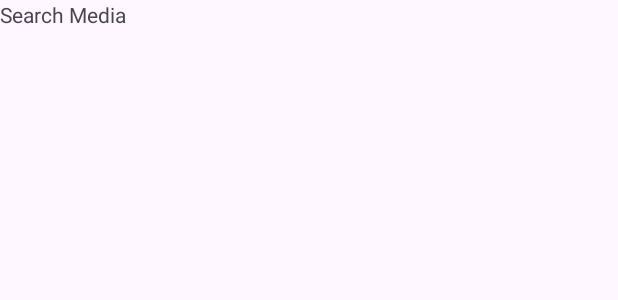
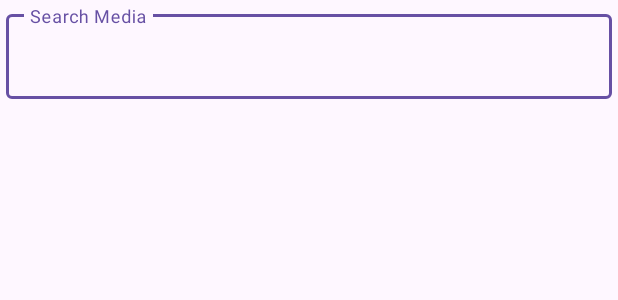
Before and after one commit to Nambyungwook/SearchMediaApp, an Android app: the layout fragment_search_media.xml on its own in the app's theme, with its tools: preview values and no code run, on a phone screen of 412 x 824 dp. Shown: the top 300 px of the screen. Run offline under Robolectric (Android 15) with nearby library versions, the phone set to English and light mode, and no system bars.

Commit message:
ViewModel SaveStateHandle 적용 및 RecyclerView, ListAdapter를 사용하여 MediaData(우선은 이미지만) 결과 화면 구현

```diff
--- a/app/build.gradle
+++ b/app/build.gradle
@@ -63,11 +63,15 @@ dependencies {
     // Lifecycle
     implementation 'androidx.lifecycle:lifecycle-viewmodel-ktx:2.6.1'
     implementation 'androidx.lifecycle:lifecycle-runtime-ktx:2.6.1'
+    implementation 'androidx.lifecycle:lifecycle-viewmodel-savedstate:2.6.1'
 
     // Coroutine
     implementation 'org.jetbrains.kotlinx:kotlinx-coroutines-core:1.6.4'
     implementation 'org.jetbrains.kotlinx:kotlinx-coroutines-android:1.6.4'
 
+    // Glide
+    implementation 'com.github.bumptech.glide:glide:4.15.1'
+
     testImplementation 'junit:junit:4.13.2'
     androidTestImplementation 'androidx.test.ext:junit:1.1.5'
     androidTestImplementation 'androidx.test.espresso:espresso-core:3.5.1'
--- a/app/src/main/java/com/nbw/searchmediaapp/ui/view/MainActivity.kt
+++ b/app/src/main/java/com/nbw/searchmediaapp/ui/view/MainActivity.kt
@@ -25,7 +25,7 @@ class MainActivity : AppCompatActivity() {
         }
 
         val mediaRepository = MediaRepositoryImpl()
-        val viewModelFactory = MediaViewModelProviderFactory(mediaRepository)
+        val viewModelFactory = MediaViewModelProviderFactory(mediaRepository, this)
         mediaViewModel = ViewModelProvider(this, viewModelFactory)[MediaViewModel::class.java]
     }
 
--- a/app/src/main/java/com/nbw/searchmediaapp/utils/Constants.kt
+++ b/app/src/main/java/com/nbw/searchmediaapp/utils/Constants.kt
@@ -6,4 +6,6 @@ object Constants {
     const val BASE_URL = "https://dapi.kakao.com/"
 
     const val API_KEY = BuildConfig.apiKey
+
+    const val SEARCH_TIME_DELAY = 100L
 }
--- a/app/src/main/res/layout/fragment_search_media.xml
+++ b/app/src/main/res/layout/fragment_search_media.xml
@@ -1,13 +1,39 @@
 <?xml version="1.0" encoding="utf-8"?>
-<FrameLayout xmlns:android="http://schemas.android.com/apk/res/android"
+<androidx.constraintlayout.widget.ConstraintLayout
+    xmlns:android="http://schemas.android.com/apk/res/android"
+    xmlns:app="http://schemas.android.com/apk/res-auto"
     xmlns:tools="http://schemas.android.com/tools"
     android:layout_width="match_parent"
     android:layout_height="match_parent"
     tools:context=".ui.view.SearchMediaFragment">
 
-    <TextView
-        android:layout_width="match_parent"
-        android:layout_height="match_parent"
-        android:text="@string/search_media" />
+    <com.google.android.material.textfield.TextInputLayout
+        android:id="@+id/tl_search"
+        android:layout_width="0dp"
+        android:layout_height="wrap_content"
+        android:hint="@string/search_media"
+        android:padding="4dp"
+        app:endIconMode="clear_text"
+        app:layout_constraintEnd_toEndOf="parent"
+        app:layout_constraintStart_toStartOf="parent"
+        app:layout_constraintTop_toTopOf="parent">
 
-</FrameLayout>
+        <com.google.android.material.textfield.TextInputEditText
+            android:id="@+id/et_search"
+            android:layout_width="match_parent"
+            android:layout_height="match_parent"
+            android:inputType="textAutoComplete" />
+
+    </com.google.android.material.textfield.TextInputLayout>
+
+    <androidx.recyclerview.widget.RecyclerView
+        android:id="@+id/rv_search_result"
+        android:layout_width="0dp"
+        android:layout_height="0dp"
+        android:scrollbars="vertical"
+        app:layout_constraintBottom_toBottomOf="parent"
+        app:layout_constraintEnd_toEndOf="parent"
+        app:layout_constraintStart_toStartOf="parent"
+        app:layout_constraintTop_toBottomOf="@id/tl_search" />
+
+</androidx.constraintlayout.widget.ConstraintLayout>
```
Also changed, not shown: app/src/main/java/com/nbw/searchmediaapp/ui/adapter/MediaAdapter.kt (added, +35 -0 lines), app/src/main/java/com/nbw/searchmediaapp/ui/adapter/MediaViewHolder.kt (added, +28 -0 lines), app/src/main/java/com/nbw/searchmediaapp/ui/view/SearchMediaFragment.kt (+56 -0 lines), app/src/main/java/com/nbw/searchmediaapp/ui/viewmodel/MediaViewModel.kt (+19 -1 lines), app/src/main/java/com/nbw/searchmediaapp/ui/viewmodel/MediaViewModelProviderFactory.kt (+14 -5 lines), app/src/main/res/layout/item_media.xml (added, +51 -0 lines).
